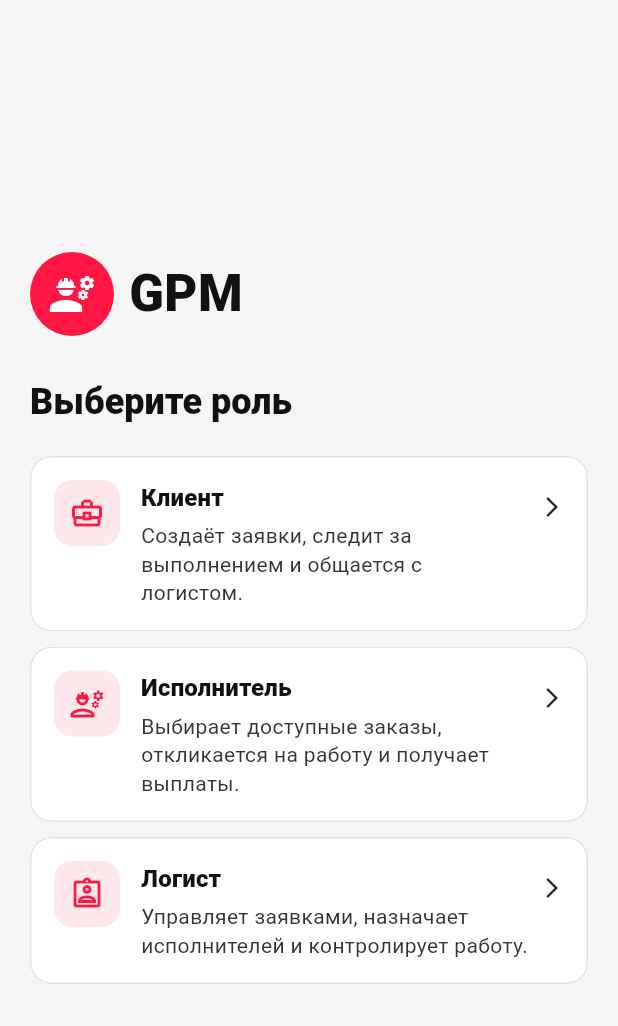
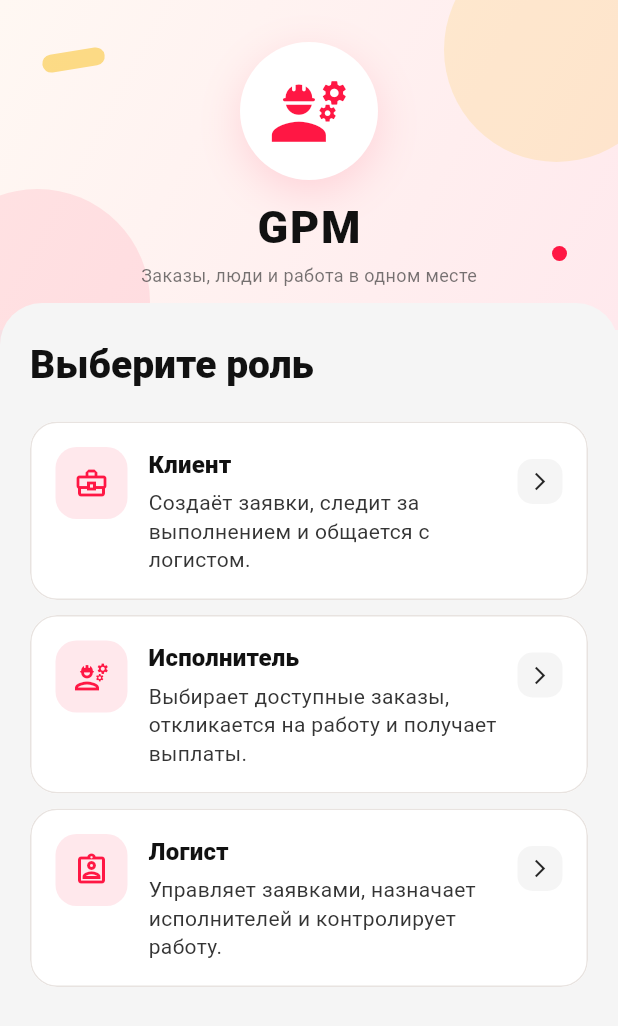
Before and after one commit to tonimasite-dotcom/gpm_platform, a Flutter app: the GpmLoginScreen screen opened directly with empty values, on a phone screen of 412 x 824 dp. Shown: the top 1026 px of the screen. Run offline on Flutter 3.47's test engine with Material 3 defaults, Android fonts, the phone set to English and light mode, and no system bars; our stand-ins replace flutter_dotenv, web; network calls fail; Roboto replaces fonts that are missing (Arial).

Commit message:
Polish mobile authentication experience

```diff
--- a/lib/screens/auth/login_screen.dart
+++ b/lib/screens/auth/login_screen.dart
@@ -76,27 +76,61 @@ class _GpmLoginScreenState extends State<GpmLoginScreen> {
   @override
   Widget build(BuildContext context) {
     return Scaffold(
-      backgroundColor: GpmColors.page,
-      body: SafeArea(
-        child: LayoutBuilder(
-          builder: (context, constraints) => SingleChildScrollView(
-            padding: const EdgeInsets.all(20),
-            child: ConstrainedBox(
-              constraints: BoxConstraints(minHeight: constraints.maxHeight - 40),
+      backgroundColor: const Color(0xFFEDE9E4),
+      body: LayoutBuilder(
+        builder: (context, constraints) {
+          final horizontalPadding = constraints.maxWidth > 520 ? 18.0 : 0.0;
+          return Stack(
+            children: [
+              const Positioned.fill(child: _AuthBackdrop()),
+              SafeArea(
+                child: SingleChildScrollView(
+                  padding: EdgeInsets.symmetric(horizontal: horizontalPadding),
                   child: Center(
                     child: ConstrainedBox(
-                  constraints: const BoxConstraints(maxWidth: 480),
+                      constraints: BoxConstraints(
+                        maxWidth: 430,
+                        minHeight: constraints.maxHeight,
+                      ),
+                      child: Container(
+                        clipBehavior: Clip.antiAlias,
+                        decoration: BoxDecoration(
+                          color: GpmColors.page,
+                          borderRadius: BorderRadius.circular(
+                            constraints.maxWidth > 520 ? 28 : 0,
+                          ),
+                          boxShadow: constraints.maxWidth > 520
+                              ? const [
+                                  BoxShadow(
+                                    color: Color(0x26000000),
+                                    blurRadius: 32,
+                                    offset: Offset(0, 12),
+                                  ),
+                                ]
+                              : null,
+                        ),
                         child: Column(
-                    mainAxisSize: MainAxisSize.min,
                           crossAxisAlignment: CrossAxisAlignment.stretch,
                           children: [
-                      const _GpmAuthLogo(),
-                      const SizedBox(height: 28),
-                      AnimatedSwitcher(
-                        duration: const Duration(milliseconds: 180),
+                            const _GpmAuthHero(),
+                            Transform.translate(
+                              offset: const Offset(0, -18),
+                              child: Container(
+                                padding:
+                                    const EdgeInsets.fromLTRB(20, 24, 20, 32),
+                                decoration: const BoxDecoration(
+                                  color: GpmColors.page,
+                                  borderRadius: BorderRadius.vertical(
+                                    top: Radius.circular(28),
+                                  ),
+                                ),
+                                child: AnimatedSwitcher(
+                                  duration: const Duration(milliseconds: 220),
                                   child: _role == null
                                       ? _buildRoleSelection()
                                       : _buildAuthentication(),
+                                ),
+                              ),
                             ),
                           ],
                         ),
@@ -105,6 +139,9 @@ class _GpmLoginScreenState extends State<GpmLoginScreen> {
                   ),
                 ),
               ),
+            ],
+          );
+        },
       ),
     );
   }
@@ -116,7 +153,9 @@ class _GpmLoginScreenState extends State<GpmLoginScreen> {
       children: [
         Text(
           'Выберите роль',
-          style: Theme.of(context).textTheme.headlineSmall,
+          style: Theme.of(context).textTheme.headlineSmall?.copyWith(
+                fontSize: 26,
+              ),
         ),
         const SizedBox(height: 20),
         for (final option in _roleOptions) ...[
@@ -141,7 +180,7 @@ class _GpmLoginScreenState extends State<GpmLoginScreen> {
             label: const Text('Изменить роль'),
           ),
         ),
-        const SizedBox(height: 6),
+        const SizedBox(height: 10),
         Row(
           children: [
             Icon(selectedRole.icon, color: GpmColors.red),
@@ -184,6 +223,12 @@ class _GpmLoginScreenState extends State<GpmLoginScreen> {
                     _authMode = selection.first;
                     _error = null;
                   }),
+          style: ButtonStyle(
+            minimumSize: const WidgetStatePropertyAll(Size(0, 48)),
+            shape: WidgetStatePropertyAll(
+              RoundedRectangleBorder(borderRadius: BorderRadius.circular(12)),
+            ),
+          ),
         ),
         const SizedBox(height: 20),
         if (_authMode == _AuthMode.login)
@@ -353,23 +398,23 @@ class _RoleCard extends StatelessWidget {
     return Material(
       color: GpmColors.surface,
       shape: RoundedRectangleBorder(
-        borderRadius: BorderRadius.circular(14),
-        side: const BorderSide(color: GpmColors.line),
+        borderRadius: BorderRadius.circular(18),
+        side: const BorderSide(color: Color(0xFFE8E3E0)),
       ),
       clipBehavior: Clip.antiAlias,
       child: InkWell(
         onTap: onTap,
         child: Padding(
-          padding: const EdgeInsets.all(16),
+          padding: const EdgeInsets.all(17),
           child: Row(
             crossAxisAlignment: CrossAxisAlignment.start,
             children: [
               Container(
-                width: 44,
-                height: 44,
+                width: 48,
+                height: 48,
                 decoration: BoxDecoration(
                   color: GpmColors.red.withValues(alpha: 0.1),
-                  borderRadius: BorderRadius.circular(12),
+                  borderRadius: BorderRadius.circular(14),
                 ),
                 child: Icon(option.icon, color: GpmColors.red),
               ),
@@ -397,9 +442,15 @@ class _RoleCard extends StatelessWidget {
                 ),
               ),
               const SizedBox(width: 8),
-              const Padding(
-                padding: EdgeInsets.only(top: 10),
-                child: Icon(Icons.arrow_forward_ios, size: 16),
+              Container(
+                width: 30,
+                height: 30,
+                margin: const EdgeInsets.only(top: 8),
+                decoration: BoxDecoration(
+                  color: GpmColors.page,
+                  borderRadius: BorderRadius.circular(10),
+                ),
+                child: const Icon(Icons.arrow_forward_ios, size: 14),
               ),
             ],
           ),
@@ -409,42 +460,155 @@ class _RoleCard extends StatelessWidget {
   }
 }
 
-class _GpmAuthLogo extends StatelessWidget {
-  const _GpmAuthLogo();
+class _GpmAuthHero extends StatelessWidget {
+  const _GpmAuthHero();
 
   @override
   Widget build(BuildContext context) {
-    return Row(
+    return SizedBox(
+      height: 220,
+      child: Stack(
+        clipBehavior: Clip.none,
         children: [
-        Image.network(
-          'assets/assets/images/gpm_logo.png?v=gpm-auth-logo-2',
-          width: 56,
-          height: 56,
-          fit: BoxFit.contain,
-          errorBuilder: (context, error, stackTrace) => Container(
-            width: 56,
-            height: 56,
+          const Positioned.fill(
+            child: DecoratedBox(
+              decoration: BoxDecoration(
+                gradient: LinearGradient(
+                  begin: Alignment.topLeft,
+                  end: Alignment.bottomRight,
+                  colors: [Color(0xFFFFF8F3), Color(0xFFFFE9ED)],
+                ),
+              ),
+            ),
+          ),
+          const Positioned(
+            top: -42,
+            right: -34,
+            child: _DecorativeBubble(
+              size: 150,
+              color: Color(0x24F8B800),
+            ),
+          ),
+          const Positioned(
+            left: -50,
+            bottom: -56,
+            child: _DecorativeBubble(
+              size: 150,
+              color: Color(0x18FF1744),
+            ),
+          ),
+          Positioned(
+            top: 34,
+            left: 28,
+            child: Transform.rotate(
+              angle: -0.16,
+              child: Container(
+                width: 42,
+                height: 12,
+                decoration: BoxDecoration(
+                  color: GpmColors.yellow.withValues(alpha: 0.45),
+                  borderRadius: BorderRadius.circular(99),
+                ),
+              ),
+            ),
+          ),
+          Positioned(
+            right: 34,
+            bottom: 46,
+            child: Container(
+              width: 10,
+              height: 10,
               decoration: const BoxDecoration(
                 color: GpmColors.red,
                 shape: BoxShape.circle,
               ),
-            child: const Icon(
+            ),
+          ),
+          Center(
+            child: Column(
+              mainAxisSize: MainAxisSize.min,
+              children: [
+                Container(
+                  width: 92,
+                  height: 92,
+                  padding: const EdgeInsets.all(8),
+                  decoration: BoxDecoration(
+                    color: Colors.white,
+                    shape: BoxShape.circle,
+                    boxShadow: [
+                      BoxShadow(
+                        color: GpmColors.red.withValues(alpha: 0.14),
+                        blurRadius: 24,
+                        offset: const Offset(0, 8),
+                      ),
+                    ],
+                  ),
+                  child: Image.network(
+                    'assets/assets/images/gpm_logo.png?v=gpm-mobile-auth-3',
+                    fit: BoxFit.contain,
+                    errorBuilder: (context, error, stackTrace) => const Icon(
                       Icons.engineering,
-              color: Colors.white,
-              size: 32,
+                      color: GpmColors.red,
+                      size: 54,
                     ),
                   ),
                 ),
-        const SizedBox(width: 10),
+                const SizedBox(height: 10),
                 const Text(
                   'GPM',
                   style: TextStyle(
                     color: GpmColors.black,
-            fontSize: 34,
+                    fontSize: 30,
                     fontWeight: FontWeight.w900,
+                    letterSpacing: 1.2,
+                  ),
+                ),
+                const SizedBox(height: 2),
+                Text(
+                  'Заказы, люди и работа в одном месте',
+                  style: Theme.of(context).textTheme.bodyMedium?.copyWith(
+                        fontSize: 12,
+                        color: GpmColors.graphite.withValues(alpha: 0.68),
                       ),
                 ),
               ],
+            ),
+          ),
+        ],
+      ),
     );
   }
 }
+
+class _DecorativeBubble extends StatelessWidget {
+  final double size;
+  final Color color;
+
+  const _DecorativeBubble({required this.size, required this.color});
+
+  @override
+  Widget build(BuildContext context) {
+    return Container(
+      width: size,
+      height: size,
+      decoration: BoxDecoration(color: color, shape: BoxShape.circle),
+    );
+  }
+}
+
+class _AuthBackdrop extends StatelessWidget {
+  const _AuthBackdrop();
+
+  @override
+  Widget build(BuildContext context) {
+    return const DecoratedBox(
+      decoration: BoxDecoration(
+        gradient: LinearGradient(
+          begin: Alignment.topCenter,
+          end: Alignment.bottomCenter,
+          colors: [Color(0xFFF2EEE9), Color(0xFFE8E2DC)],
+        ),
+      ),
+    );
+  }
+}
```
Lines whose indentation alone changed are shown as unchanged.
